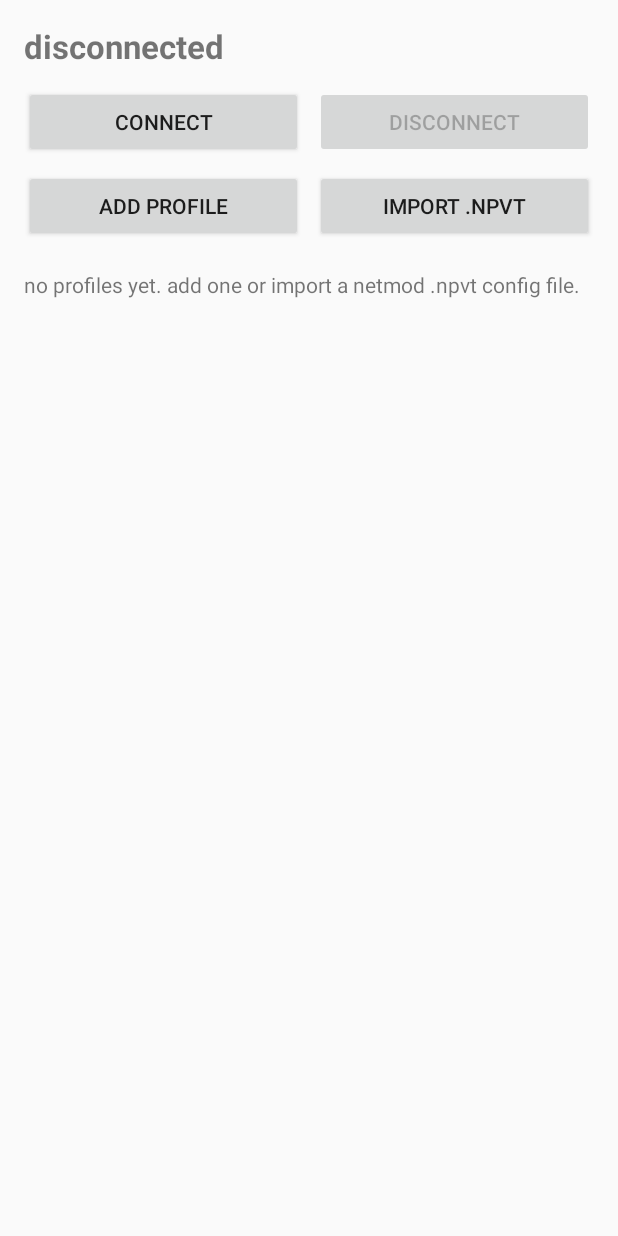
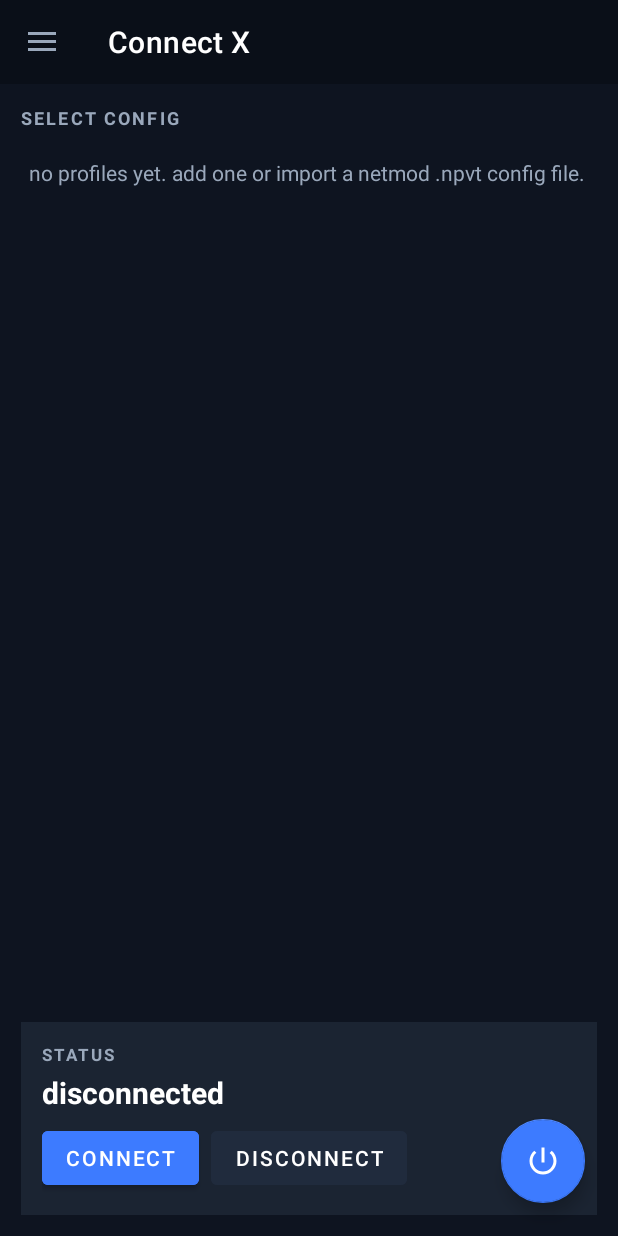
Before and after one commit to Olonilu1/connect-x, an Android app: the screen it shows after launch (MainActivity), on a phone screen of 412 x 824 dp. Run offline under Robolectric (Android 15) with nearby library versions, the phone set to English and light mode, and no system bars; libraries missing offline, so code that uses them is left out: com.jcraft.jsch.

Commit message:
v1.1: NetMod-style UI - dark navy theme, toolbar + navigation drawer, profile cards, round connect FAB

```diff
--- a/app/build.gradle.kts
+++ b/app/build.gradle.kts
@@ -11,8 +11,8 @@ android {
         applicationId = "com.connectx.vpn"
         minSdk = 24
         targetSdk = 34
-        versionCode = 1
-        versionName = "1.0"
+        versionCode = 2
+        versionName = "1.1"
         ndk { abiFilters += listOf("arm64-v8a") }
     }
 
--- a/app/src/main/AndroidManifest.xml
+++ b/app/src/main/AndroidManifest.xml
@@ -10,7 +10,7 @@
     <application
         android:label="Connect X"
         android:icon="@drawable/icon"
-        android:theme="@style/Theme.AppCompat.DayNight.NoActionBar"
+        android:theme="@style/Theme.ConnectX"
         android:allowBackup="true">
 
         <activity
--- a/app/src/main/java/com/connectx/vpn/MainActivity.kt
+++ b/app/src/main/java/com/connectx/vpn/MainActivity.kt
@@ -18,6 +18,12 @@ import androidx.appcompat.app.AlertDialog
 import androidx.appcompat.app.AppCompatActivity
 import androidx.core.app.ActivityCompat
 import androidx.core.content.ContextCompat
+import androidx.appcompat.app.ActionBarDrawerToggle
+import androidx.appcompat.widget.Toolbar
+import androidx.drawerlayout.widget.DrawerLayout
+import com.google.android.material.navigation.NavigationView
+import java.net.URL
+import kotlin.concurrent.thread
 import org.json.JSONArray
 import org.json.JSONObject
 import java.text.ParseException
@@ -47,13 +53,29 @@ class MainActivity : AppCompatActivity() {
         statusText = findViewById(R.id.statusText)
         connectBtn = findViewById(R.id.connectBtn)
         disconnectBtn = findViewById(R.id.disconnectBtn)
-        val addBtn = findViewById<Button>(R.id.addProfileBtn)
-        val importBtn = findViewById<Button>(R.id.importBtn)
-
-        addBtn.setOnClickListener { showProfileDialog(null) }
-        importBtn.setOnClickListener { importNpvt() }
         connectBtn.setOnClickListener { startVpnFlow() }
         disconnectBtn.setOnClickListener { stopVpn() }
+        findViewById<View>(R.id.fabConnect).setOnClickListener { startVpnFlow() }
+
+        val toolbar = findViewById<Toolbar>(R.id.toolbar)
+        setSupportActionBar(toolbar)
+        val drawer = findViewById<DrawerLayout>(R.id.drawerLayout)
+        val toggle = ActionBarDrawerToggle(this, drawer, toolbar, 0, 0)
+        drawer.addDrawerListener(toggle)
+        toggle.syncState()
+
+        val nav = findViewById<NavigationView>(R.id.navView)
+        nav.setNavigationItemSelectedListener { item ->
+            drawer.closeDrawers()
+            when (item.itemId) {
+                R.id.menuImport -> importBtnCall()
+                R.id.menuAdd -> addBtnCall()
+                R.id.menuIp -> showMyIp()
+                R.id.menuAbout -> showAbout()
+                R.id.menuShare -> shareApp()
+            }
+            true
+        }
 
         ConnectXVpnService.stateCallback = { state ->
             runOnUiThread {
@@ -77,6 +99,39 @@ class MainActivity : AppCompatActivity() {
             ContextCompat.checkSelfPermission(this, Manifest.permission.POST_NOTIFICATIONS) != PackageManager.PERMISSION_GRANTED) {
             ActivityCompat.requestPermissions(this, arrayOf(Manifest.permission.POST_NOTIFICATIONS), NOTIF_REQUEST_CODE)
         }
+    }
+
+    private fun importBtnCall() { importNpvt() }
+    private fun addBtnCall() { showProfileDialog(null) }
+
+    private fun showMyIp() {
+        thread {
+            val ip = try { URL("https://api.ipify.org").readText() } catch (e: Exception) { "" }
+            runOnUiThread {
+                AlertDialog.Builder(this)
+                    .setTitle("What's my IP")
+                    .setMessage(if (ip.isNotEmpty()) "Your public IP: $ip" else "Couldn't reach the IP service. Check your connection.")
+                    .setPositiveButton("OK", null)
+                    .show()
+            }
+        }
+    }
+
+    private fun showAbout() {
+        val vname = try { packageManager.getPackageInfo(packageName, 0).versionName } catch (e: Exception) { "1.1" }
+        AlertDialog.Builder(this)
+            .setTitle("Connect X")
+            .setMessage("Connect X v$vname\nSSH-TLS-Payload, SlowDNS (dnstt) and plain SSH tunnel client with .npvt config import.")
+            .setPositiveButton("OK", null)
+            .show()
+    }
+
+    private fun shareApp() {
+        val i = Intent(Intent.ACTION_SEND).apply {
+            type = "text/plain"
+            putExtra(Intent.EXTRA_TEXT, "Connect X VPN - https://github.com/Olonilu1/connect-x")
+        }
+        startActivity(Intent.createChooser(i, "Share Connect X"))
     }
 
     private fun prefs() = getSharedPreferences("connectx", MODE_PRIVATE)
@@ -121,8 +176,12 @@ class MainActivity : AppCompatActivity() {
             val row = LinearLayout(this).apply {
                 orientation = LinearLayout.HORIZONTAL
                 layoutParams = LinearLayout.LayoutParams(
-                    ViewGroup.LayoutParams.MATCH_PARENT, ViewGroup.LayoutParams.WRAP_CONTENT)
-                setPadding(0, 16, 0, 16)
+                    ViewGroup.LayoutParams.MATCH_PARENT, ViewGroup.LayoutParams.WRAP_CONTENT).apply {
+                    setMargins(0, 12, 0, 12)
+                }
+                setBackgroundResource(R.drawable.profile_card)
+                setPadding(36, 36, 24, 36)
+                gravity = android.view.Gravity.CENTER_VERTICAL
             }
             val box = CheckBox(this).apply {
                 isChecked = p.optBoolean("selected", false)
@@ -132,6 +191,7 @@ class MainActivity : AppCompatActivity() {
             val label = TextView(this).apply {
                 val ssh = if (p.optString("sshUser").isNotEmpty()) "+ssh" else ""
                 text = "${p.optString("name")} $ssh${modeTag(p)}\n${if (p.optString("sshHost").isNotEmpty()) p.optString("sshHost") + ":" + p.optInt("sshPort", 22) else p.optString("tunnelDomain")}"
+                setTextColor(0xFFFFFFFF.toInt())
                 layoutParams = LinearLayout.LayoutParams(0, ViewGroup.LayoutParams.WRAP_CONTENT, 1f)
             }
             val editBtn = Button(this).apply {
@@ -155,7 +215,8 @@ class MainActivity : AppCompatActivity() {
         if (profiles.isEmpty()) {
             val empty = TextView(this).apply {
                 text = "no profiles yet. add one or import a netmod .npvt config file."
-                setPadding(0, 16, 0, 16)
+                setTextColor(0xFF9AA8BB.toInt())
+                setPadding(8, 16, 8, 16)
             }
             profileList.addView(empty)
         }
--- /dev/null
+++ b/app/src/main/res/drawable/ic_power.xml
@@ -0,0 +1,5 @@
+<?xml version="1.0" encoding="utf-8"?>
+<vector xmlns:android="http://schemas.android.com/apk/res/android"
+    android:width="24dp" android:height="24dp" android:viewportWidth="24" android:viewportHeight="24">
+    <path android:fillColor="#ffffff" android:pathData="M13,3h-2v10h2V3zM17.83,5.17l-1.42,1.42C17.99,7.86 19,9.81 19,12c0,3.87 -3.13,7 -7,7s-7,-3.13 -7,-7c0,-2.19 1.01,-4.14 2.58,-5.42L6.17,5.17C4.23,6.82 3,9.26 3,12c0,4.97 4.03,9 9,9s9,-4.03 9,-9C21,9.26 19.77,6.82 17.83,5.17z" />
+</vector>
--- /dev/null
+++ b/app/src/main/res/drawable/ic_stop.xml
@@ -0,0 +1,5 @@
+<?xml version="1.0" encoding="utf-8"?>
+<vector xmlns:android="http://schemas.android.com/apk/res/android"
+    android:width="24dp" android:height="24dp" android:viewportWidth="24" android:viewportHeight="24">
+    <path android:fillColor="#ffffff" android:pathData="M6,6h12v12H6z" />
+</vector>
--- /dev/null
+++ b/app/src/main/res/drawable/profile_card.xml
@@ -0,0 +1,5 @@
+<?xml version="1.0" encoding="utf-8"?>
+<shape xmlns:android="http://schemas.android.com/apk/res/android" android:shape="rectangle">
+    <solid android:color="@color/surface_card" />
+    <corners android:radius="10dp" />
+</shape>
--- a/app/src/main/res/layout/activity_main.xml
+++ b/app/src/main/res/layout/activity_main.xml
@@ -1,68 +1,52 @@
 <?xml version="1.0" encoding="utf-8"?>
-<LinearLayout xmlns:android="http://schemas.android.com/apk/res/android"
+<androidx.drawerlayout.widget.DrawerLayout xmlns:android="http://schemas.android.com/apk/res/android"
+    xmlns:app="http://schemas.android.com/apk/res-auto"
+    android:id="@+id/drawerLayout"
+    android:layout_width="match_parent"
+    android:layout_height="match_parent"
+    android:fitsSystemWindows="false">
+
+    <androidx.coordinatorlayout.widget.CoordinatorLayout
+        android:layout_width="match_parent"
+        android:layout_height="match_parent">
+
+        <com.google.android.material.appbar.AppBarLayout
+            android:layout_width="match_parent"
+            android:layout_height="wrap_content"
+            android:background="@color/toolbar_dark"
+            app:elevation="0dp">
+
+            <androidx.appcompat.widget.Toolbar
+                android:id="@+id/toolbar"
+                android:layout_width="match_parent"
+                android:layout_height="?attr/actionBarSize"
+                android:background="@color/toolbar_dark"
+                app:title="Connect X"
+                app:titleTextColor="@color/text_primary" />
+        </com.google.android.material.appbar.AppBarLayout>
+
+        <LinearLayout
             android:layout_width="match_parent"
             android:layout_height="match_parent"
             android:orientation="vertical"
-    android:padding="16dp">
+            android:background="@color/bg_dark"
+            android:padding="14dp"
+            app:layout_behavior="@string/appbar_scrolling_view_behavior">
 
             <TextView
-        android:id="@+id/statusText"
                 android:layout_width="match_parent"
                 android:layout_height="wrap_content"
-        android:textSize="22sp"
+                android:text="SELECT CONFIG"
+                android:textSize="12sp"
                 android:textStyle="bold"
-        android:text="disconnected"
-        android:paddingBottom="12dp" />
-
-    <LinearLayout
-        android:layout_width="match_parent"
-        android:layout_height="wrap_content"
-        android:orientation="horizontal">
-
-        <Button
-            android:id="@+id/connectBtn"
-            android:layout_width="0dp"
-            android:layout_height="wrap_content"
-            android:layout_weight="1"
-            android:text="Connect" />
-
-        <Button
-            android:id="@+id/disconnectBtn"
-            android:layout_width="0dp"
-            android:layout_height="wrap_content"
-            android:layout_weight="1"
-            android:layout_marginStart="8dp"
-            android:enabled="false"
-            android:text="Disconnect" />
-    </LinearLayout>
-
-    <LinearLayout
-        android:layout_width="match_parent"
-        android:layout_height="wrap_content"
-        android:orientation="horizontal"
-        android:paddingTop="8dp">
-
-        <Button
-            android:id="@+id/addProfileBtn"
-            android:layout_width="0dp"
-            android:layout_height="wrap_content"
-            android:layout_weight="1"
-            android:text="Add profile" />
-
-        <Button
-            android:id="@+id/importBtn"
-            android:layout_width="0dp"
-            android:layout_height="wrap_content"
-            android:layout_weight="1"
-            android:layout_marginStart="8dp"
-            android:text="Import .npvt" />
-    </LinearLayout>
+                android:letterSpacing="0.12"
+                android:textColor="@color/text_secondary"
+                android:paddingBottom="8dp" />
 
             <ScrollView
                 android:layout_width="match_parent"
                 android:layout_height="0dp"
-        android:layout_weight="1"
-        android:paddingTop="8dp">
+                android:layout_weight="1">
 
                 <LinearLayout
                     android:id="@+id/profileList"
@@ -70,4 +54,83 @@
                     android:layout_height="wrap_content"
                     android:orientation="vertical" />
             </ScrollView>
+
+            <LinearLayout
+                android:layout_width="match_parent"
+                android:layout_height="wrap_content"
+                android:orientation="vertical"
+                android:background="@color/surface_dark"
+                android:padding="14dp"
+                android:layout_marginTop="10dp">
+
+                <TextView
+                    android:layout_width="match_parent"
+                    android:layout_height="wrap_content"
+                    android:text="STATUS"
+                    android:textSize="11sp"
+                    android:textStyle="bold"
+                    android:letterSpacing="0.12"
+                    android:textColor="@color/text_secondary" />
+
+                <TextView
+                    android:id="@+id/statusText"
+                    android:layout_width="match_parent"
+                    android:layout_height="wrap_content"
+                    android:textSize="20sp"
+                    android:textStyle="bold"
+                    android:textColor="@color/text_primary"
+                    android:text="disconnected"
+                    android:paddingTop="4dp" />
+
+                <LinearLayout
+                    android:layout_width="match_parent"
+                    android:layout_height="wrap_content"
+                    android:orientation="horizontal"
+                    android:paddingTop="6dp">
+
+                    <Button
+                        android:id="@+id/connectBtn"
+                        android:layout_width="wrap_content"
+                        android:layout_height="wrap_content"
+                        android:text="Connect"
+                        android:backgroundTint="@color/accent_blue"
+                        android:textColor="@color/text_primary" />
+
+                    <Button
+                        android:id="@+id/disconnectBtn"
+                        android:layout_width="wrap_content"
+                        android:layout_height="wrap_content"
+                        android:layout_marginStart="8dp"
+                        android:enabled="false"
+                        android:text="Disconnect"
+                        android:backgroundTint="@color/surface_card"
+                        android:textColor="@color/text_primary" />
                 </LinearLayout>
+            </LinearLayout>
+        </LinearLayout>
+
+        <com.google.android.material.floatingactionbutton.FloatingActionButton
+            android:id="@+id/fabConnect"
+            android:layout_width="wrap_content"
+            android:layout_height="wrap_content"
+            android:layout_gravity="bottom|end"
+            android:layout_margin="22dp"
+            android:src="@drawable/ic_power"
+            app:fabSize="normal"
+            app:tint="@null"
+            app:backgroundTint="@color/accent_blue"
+            app:elevation="6dp" />
+
+    </androidx.coordinatorlayout.widget.CoordinatorLayout>
+
+    <com.google.android.material.navigation.NavigationView
+        android:id="@+id/navView"
+        android:layout_width="280dp"
+        android:layout_height="match_parent"
+        android:layout_gravity="start"
+        android:background="@color/surface_dark"
+        app:headerLayout="@layout/nav_header"
+        app:menu="@menu/drawer_menu"
+        app:itemTextColor="@color/text_primary"
+        app:itemIconTint="@color/text_secondary" />
+</androidx.drawerlayout.widget.DrawerLayout>
--- /dev/null
+++ b/app/src/main/res/menu/drawer_menu.xml
@@ -0,0 +1,8 @@
+<?xml version="1.0" encoding="utf-8"?>
+<menu xmlns:android="http://schemas.android.com/apk/res/android">
+    <item android:id="@+id/menuImport" android:title="Import .npvt config" />
+    <item android:id="@+id/menuAdd" android:title="Add profile manually" />
+    <item android:id="@+id/menuIp" android:title="What's my IP" />
+    <item android:id="@+id/menuAbout" android:title="About" />
+    <item android:id="@+id/menuShare" android:title="Share" />
+</menu>
--- /dev/null
+++ b/app/src/main/res/values/colors.xml
@@ -0,0 +1,13 @@
+<?xml version="1.0" encoding="utf-8"?>
+<resources>
+    <color name="bg_dark">#0e1420</color>
+    <color name="surface_dark">#1b2432</color>
+    <color name="surface_card">#202b3d</color>
+    <color name="toolbar_dark">#0a0f18</color>
+    <color name="accent_blue">#3d7bff</color>
+    <color name="accent_green">#43d17c</color>
+    <color name="accent_red">#ff5252</color>
+    <color name="text_primary">#ffffff</color>
+    <color name="text_secondary">#9aa8bb</color>
+    <color name="divider_dark">#2a3547</color>
+</resources>
--- /dev/null
+++ b/app/src/main/res/values/themes.xml
@@ -0,0 +1,13 @@
+<?xml version="1.0" encoding="utf-8"?>
+<resources>
+    <style name="Theme.ConnectX" parent="Theme.MaterialComponents.DayNight.NoActionBar">
+        <item name="colorPrimary">@color/accent_blue</item>
+        <item name="colorPrimaryDark">@color/toolbar_dark</item>
+        <item name="colorAccent">@color/accent_blue</item>
+        <item name="android:windowBackground">@color/bg_dark</item>
+        <item name="android:textColorPrimary">@color/text_primary</item>
+        <item name="android:textColorSecondary">@color/text_secondary</item>
+        <item name="colorControlActivated">@color/accent_blue</item>
+        <item name="android:colorBackground">@color/bg_dark</item>
+    </style>
+</resources>
```
Also changed, not shown: app/src/main/res/layout/nav_header.xml (added, +31 -0 lines). Lines whose indentation alone changed are shown as unchanged.
